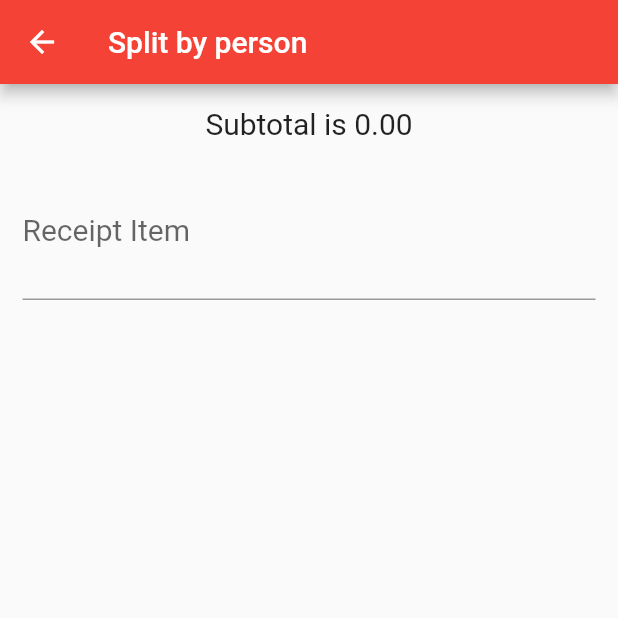
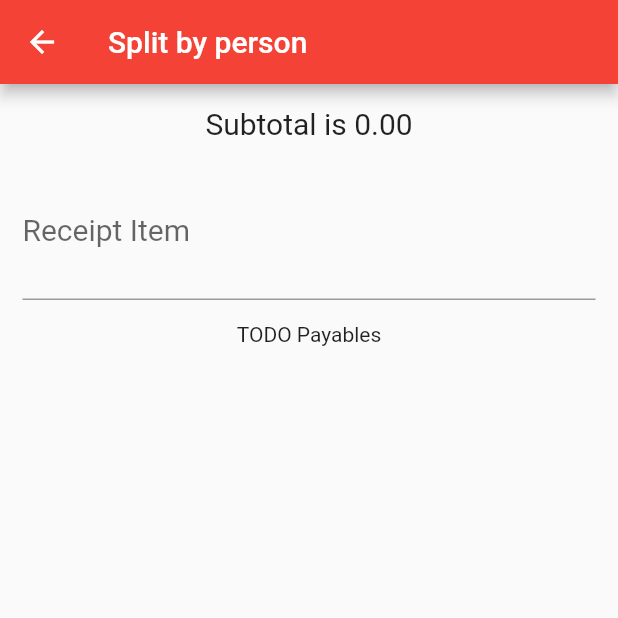
Before and after one commit to fredbaa/billsplitter, a Flutter app: the screen it shows after launch, after a tap on "Split By Person", on a phone screen of 412 x 824 dp, the top half of it. Run offline on Flutter 3.47's test engine with Material 2 defaults, Android fonts, the phone set to English and light mode, and no system bars.

Commit message:
FINALLY MADE THE BILLABLES WORKING, added undo support for last charge

```diff
--- a/lib/app_screens/split_bill_screen.dart
+++ b/lib/app_screens/split_bill_screen.dart
@@ -1,41 +1,23 @@
 import 'package:flutter/material.dart';
 import '../widgets/person_shared_dialog.dart';
 
-class BillPersonItem {
-  final int index;
-  final String name;
-  double toPayAmount;
-
-  BillPersonItem(this.name, this.index);
-
-  set updateAmount(double amount) {
-    this.toPayAmount = amount;
-  }
-
-  get currentAmount {
-    if (this.toPayAmount == null) {
-      return 0;
-    }
-    else {
-      return this.toPayAmount;
-    }
-  }
-}
-
-class BillItem {
-  final int billPersonId;
-  final double amount;
-
-  BillItem(this.billPersonId, this.amount);
-}
-
 class SplitBillScreenState extends State<SplitBillScreen> {
+  final Map billPeople = {};
+  final List billItems = new List();
   double itemAmount = 0.0;
+  double remainingAmount = 0.0;
 
   final TextEditingController _itemTextFieldController = new TextEditingController();
 
   @override
   void initState() {
+    print("init state");
+    remainingAmount = widget.splitData["subTotalAmount"];
+    for(var i=0; i < widget.splitData['personCount']; i++) {
+      String name = "Person " + (i+1).toString();
+      this.billPeople[i] = {"name": name, "amount": 0};
+    }
+
     super.initState();
   }
 
@@ -47,52 +29,50 @@ class SplitBillScreenState extends State<SplitBillScreen> {
 
   @override
   Widget build(BuildContext context) {
-    final List<List<BillItem>> billItems = new List<List<BillItem>>();
-    Set<int> whoSharedItem = new Set<int>();
-    double subTotalAmount = widget.splitData["subTotalAmount"];
     final double serviceChargeAmount = widget.splitData["serviceChargeAmount"];
     final double taxAmount = widget.splitData["taxAmount"];
-    double remainingAmount = subTotalAmount;
+    Set<int> whoSharedItem = new Set<int>();
+
+    print('widget building');
 
     double computeAmountToAdd() {
       var serviceCharge = itemAmount * (serviceChargeAmount/100);
       var taxCharge = (itemAmount + serviceCharge) * (taxAmount/100);
-      print(itemAmount);
-      print(serviceCharge);
-      print(taxCharge);
       return (itemAmount + serviceCharge + taxCharge);
     }
 
     void updateAmounts() {
       print('updating amounts');
       setState(() {
-        List<BillItem> tempBillItems = List<BillItem>();
-        double amountToCharge = (computeAmountToAdd() / whoSharedItem.length);
+        var computedCharge = computeAmountToAdd();
+        var amountPerPerson = computedCharge / whoSharedItem.length;
 
-        var newItems = widget.billPeopleItems.map((billPersonItem) {
-          if (whoSharedItem.contains(billPersonItem.index)) {
-            billPersonItem.updateAmount = billPersonItem.currentAmount + amountToCharge;
-            BillItem billItem = BillItem(billPersonItem.index, amountToCharge);
-            tempBillItems.add(billItem);
-          }
+        whoSharedItem.forEach((personIndex) {
+          this.billPeople[personIndex]['amount'] += amountPerPerson;
+        });
 
-          return billPersonItem;
-        }).toList();
-        widget.billPeopleItems.replaceRange(0, widget.billPeopleItems.length-1, newItems);
+        this.billItems.add({"amount": itemAmount, "sharedBy": whoSharedItem});
 
-        billItems.add(tempBillItems);
+        print(this.billPeople);
+        print(this.billItems);
 
-        print("number of people items:");
-        print(widget.billPeopleItems.length);
-        print("---");
-        print(tempBillItems.map((a) => a.amount));
-        print(billItems.map((a) => a.map((b) => b.amount)));
+        remainingAmount -= itemAmount;
+
+        print(remainingAmount);
 
         itemAmount = 0.0;
         whoSharedItem = Set<int>();
       });
 
       _itemTextFieldController.clear();
+    }
+
+    void removeLastBillItem(){
+      setState(() {
+        var lastItem = this.billItems.removeLast();
+        remainingAmount += lastItem['amount'];
+        // TODO UPDATE INDIVIDUAL PAYABLES PER PEOPLE
+      });
     }
 
     TextField itemField = new TextField(
@@ -106,7 +86,7 @@ class SplitBillScreenState extends State<SplitBillScreen> {
           onPressed: () {
             showDialog(context: context, builder: (BuildContext context) {
               return PersonSharedDialog(
-                peopleSharing: widget.billPeopleItems,
+                peopleSharing: this.billPeople,
                 selectedPeopleSharing: whoSharedItem,
                 onSelectedPeopleSharing: (selectedPeople) {
                   whoSharedItem = selectedPeople;
@@ -140,14 +120,7 @@ class SplitBillScreenState extends State<SplitBillScreen> {
       },
     );
 
-
-    Container container = new Container(
-        padding: const EdgeInsets.all(15.0),
-        child: new Column(
-            children: [
-              Text("Subtotal is " + remainingAmount.toStringAsFixed(2), style: TextStyle(fontSize: 20)),
-              Padding(padding: EdgeInsets.only(top: 15),),
-              Container(
+    Container itemFieldContainer = Container(
       alignment: Alignment(0.0, 0.0),
       child: Row(children: <Widget>[
         Expanded(
@@ -155,10 +128,41 @@ class SplitBillScreenState extends State<SplitBillScreen> {
           child: itemField,
         ),
       ],),
-              ),
+    );
+
+    Container payablesContainer = Container(
+      alignment: Alignment(0.0, 0.0),
+      child: Text("TODO Payables"),
+    );
+
+    Opacity undoItemWidget = Opacity(
+      opacity: this.billItems.length == 0 ? 0 : 1,
+      child: IconButton(
+        icon: Icon(Icons.undo),
+        tooltip: "Undo last bill item",
+        onPressed: (){
+          removeLastBillItem();
+        },),
+    );
+
+    Container container = new Container(
+      padding: const EdgeInsets.all(15.0),
+      child: new Column(
+          children: <Widget>[
+            Text("Subtotal is " + remainingAmount.toStringAsFixed(2), style: TextStyle(fontSize: 20)),
+            Padding(padding: EdgeInsets.only(top: 15),),
+            itemFieldContainer,
+            Padding(padding: EdgeInsets.only(top: 15),),
+            payablesContainer,
           ]));
 
-    AppBar appBar = new AppBar(title: new Text("Split by person"), backgroundColor: Colors.red,);
+    AppBar appBar = new AppBar(
+      title: new Text("Split by person"),
+      backgroundColor: Colors.red,
+      actions: <Widget>[
+        undoItemWidget,
+      ],
+    );
 
     Scaffold scaffold = new Scaffold(appBar: appBar, body: SingleChildScrollView(child: container,));
     return scaffold;
@@ -166,14 +170,10 @@ class SplitBillScreenState extends State<SplitBillScreen> {
 }
 
 class SplitBillScreen extends StatefulWidget {
-  final List<BillPersonItem> billPeopleItems = List<BillPersonItem>();
   final Map splitData;
 
   SplitBillScreen({this.splitData}) {
-    for(var i=0; i < splitData['personCount']; i++) {
-      String name = "Person " + (i+1).toString();
-      this.billPeopleItems.add(BillPersonItem(name, i),);
-    }
+    print("initializing");
   }
 
   @override
```
Also changed, not shown: lib/widgets/person_shared_dialog.dart (+7 -7 lines). Lines whose indentation alone changed are shown as unchanged.
